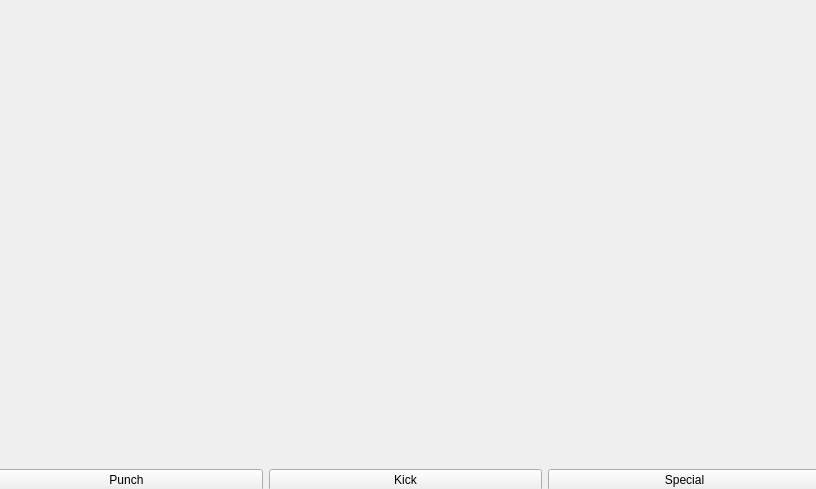
First picture: the form in Main/Game.ui, repository ibarrx/Rockthestick, before the edit.
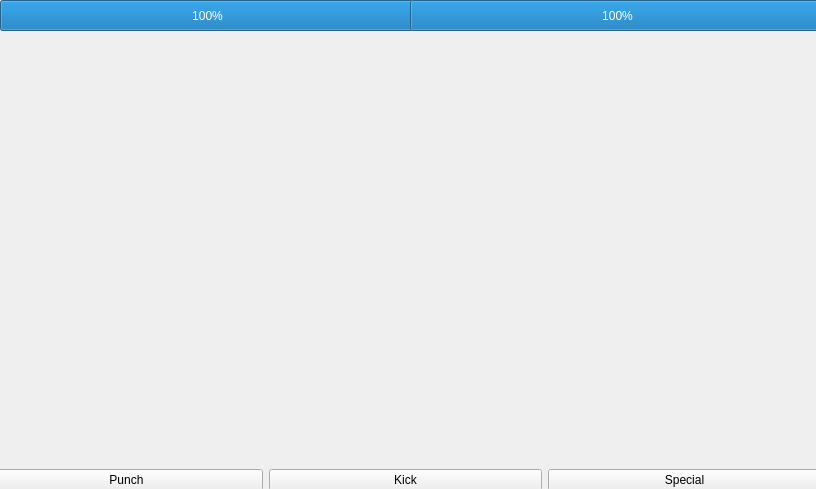
Second picture: the form after the edit.

Commit message: Added Health Bars

What changed in the file:
```diff
--- a/Main/Game.ui
+++ b/Main/Game.ui
@@ -52,6 +52,38 @@
     </item>
    </layout>
   </widget>
+  <widget class="QProgressBar" name="playerHealth">
+   <property name="geometry">
+    <rect>
+     <x>0</x>
+     <y>0</y>
+     <width>415</width>
+     <height>31</height>
+    </rect>
+   </property>
+   <property name="value">
+    <number>100</number>
+   </property>
+   <property name="alignment">
+    <set>Qt::AlignLeading|Qt::AlignLeft|Qt::AlignVCenter</set>
+   </property>
+  </widget>
+  <widget class="QProgressBar" name="enemyHealth">
+   <property name="geometry">
+    <rect>
+     <x>410</x>
+     <y>0</y>
+     <width>415</width>
+     <height>31</height>
+    </rect>
+   </property>
+   <property name="value">
+    <number>100</number>
+   </property>
+   <property name="alignment">
+    <set>Qt::AlignLeading|Qt::AlignLeft|Qt::AlignVCenter</set>
+   </property>
+  </widget>
  </widget>
  <resources/>
  <connections/>
```
The commit also changes 13 other files.
